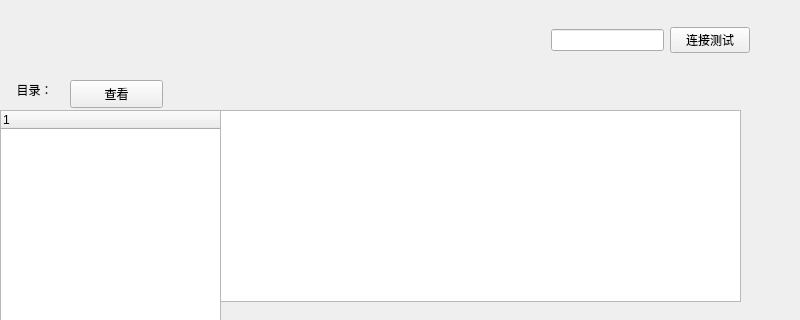
First picture: the form in RemoteClient/mainwindow.ui, repository Aweranx/RemoteCTRL, before the edit; both pictures show x 0 to 800 and y 0 to 320 of the 800 by 600 pixel window.
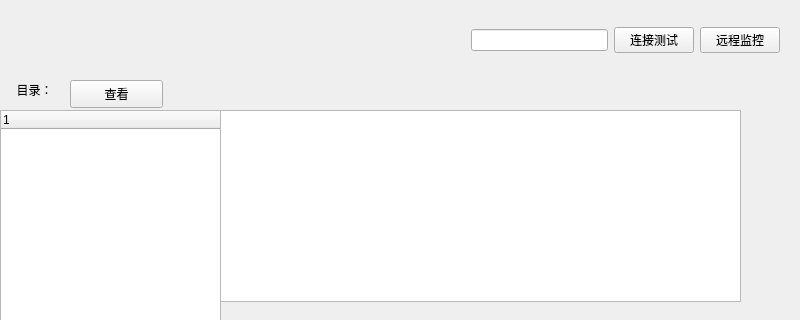
Second picture: the form after the edit. Custom widgets are drawn as their Qt base class.

Commit message: 完成远程监控和锁屏

```diff
--- a/RemoteClient/mainwindow.ui
+++ b/RemoteClient/mainwindow.ui
@@ -17,9 +17,9 @@
    <widget class="QWidget" name="horizontalLayoutWidget">
     <property name="geometry">
      <rect>
-      <x>550</x>
+      <x>470</x>
       <y>0</y>
-      <width>201</width>
+      <width>311</width>
       <height>80</height>
      </rect>
     </property>
@@ -46,12 +46,19 @@
        </property>
       </widget>
      </item>
+     <item>
+      <widget class="QPushButton" name="watchBtn">
+       <property name="text">
+        <string>远程监控</string>
+       </property>
+      </widget>
+     </item>
     </layout>
    </widget>
    <widget class="IPAddressEdit" name="ipEdit" native="true">
     <property name="geometry">
      <rect>
-      <x>270</x>
+      <x>170</x>
       <y>20</y>
       <width>271</width>
       <height>51</height>
```
The commit also changes 13 other files.
